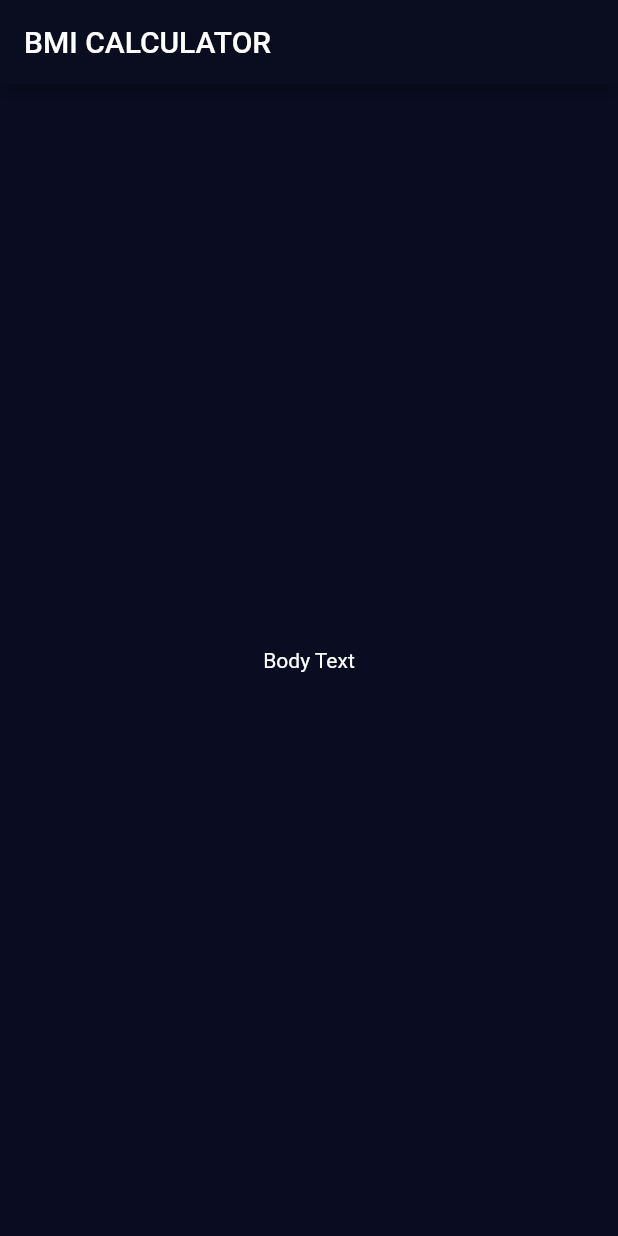
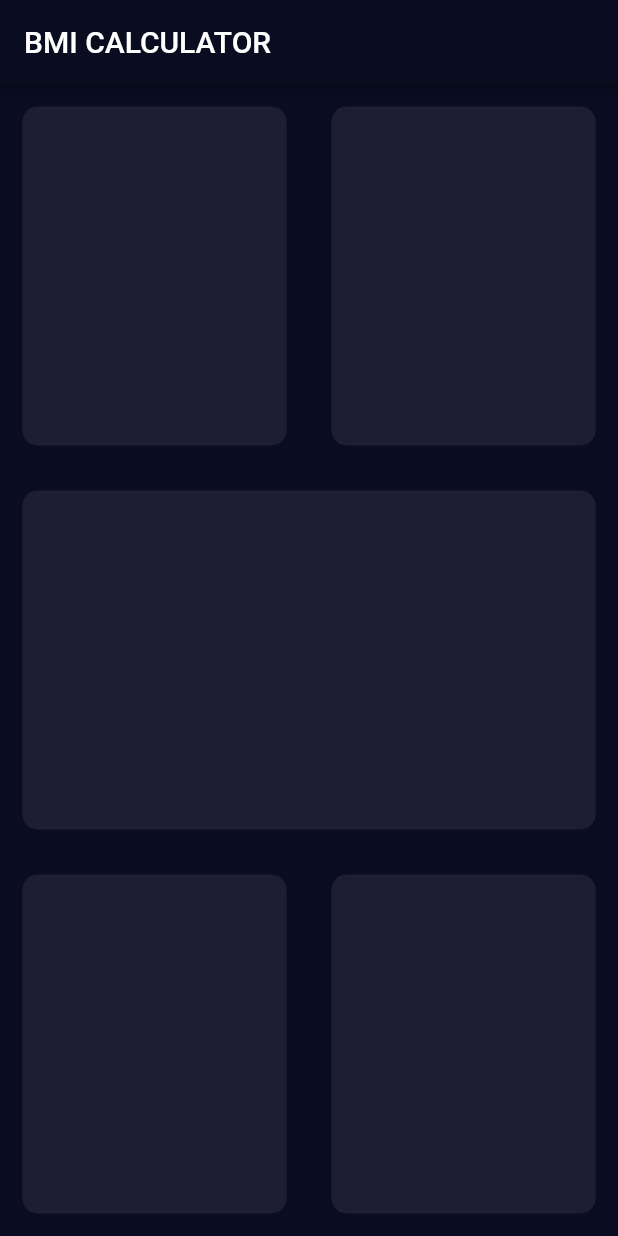
Before and after one commit to T-PAL-Developer/Flutter_iOS_Android_Web_bmi_calculator, a Flutter app: the screen it shows after launch, on a phone screen of 412 x 824 dp. Run offline on Flutter 3.47's test engine with Material 2 defaults, Android fonts, the phone set to English and light mode, and no system bars.

Commit message:
Input page - Reusable Container created

```diff
--- a/lib/input_page.dart
+++ b/lib/input_page.dart
@@ -12,9 +12,59 @@ class _InputPageState extends State<InputPage> {
       appBar: AppBar(
         title: Text('BMI CALCULATOR'),
       ),
-      body: Center(
-        child: Text('Body Text'),
+      body: Column(
+        children: [
+          Expanded(
+              child: Row(
+            children: [
+              Expanded(
+                child: ReusableCard(
+                  color: Color(0xFF1D1E33),
+                ),
+              ),
+              Expanded(
+                child: ReusableCard(
+                  color: Color(0xFF1D1E33),
+                ),
+              ),
+            ],
+          )),
+          Expanded(
+            child: ReusableCard(
+              color: Color(0xFF1D1E33),
+            ),
+          ),
+          Expanded(
+              child: Row(
+            children: [
+              Expanded(
+                child: ReusableCard(
+                  color: Color(0xFF1D1E33),
+                ),
+              ),
+              Expanded(
+                child: ReusableCard(
+                  color: Color(0xFF1D1E33),
+                ),
+              ),
+            ],
+          ))
+        ],
       ),
     );
   }
 }
+
+class ReusableCard extends StatelessWidget {
+  ReusableCard({@required this.color});
+  final Color color;
+
+  @override
+  Widget build(BuildContext context) {
+    return Container(
+      margin: EdgeInsets.all(15.0),
+      decoration: BoxDecoration(
+          color: color, borderRadius: BorderRadius.circular(10.0)),
+    );
+  }
+}
```
